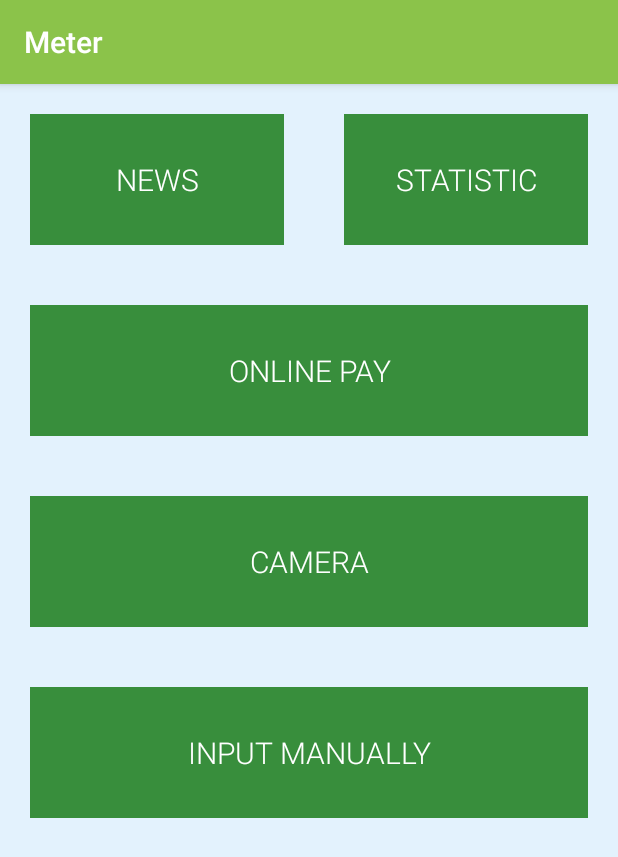
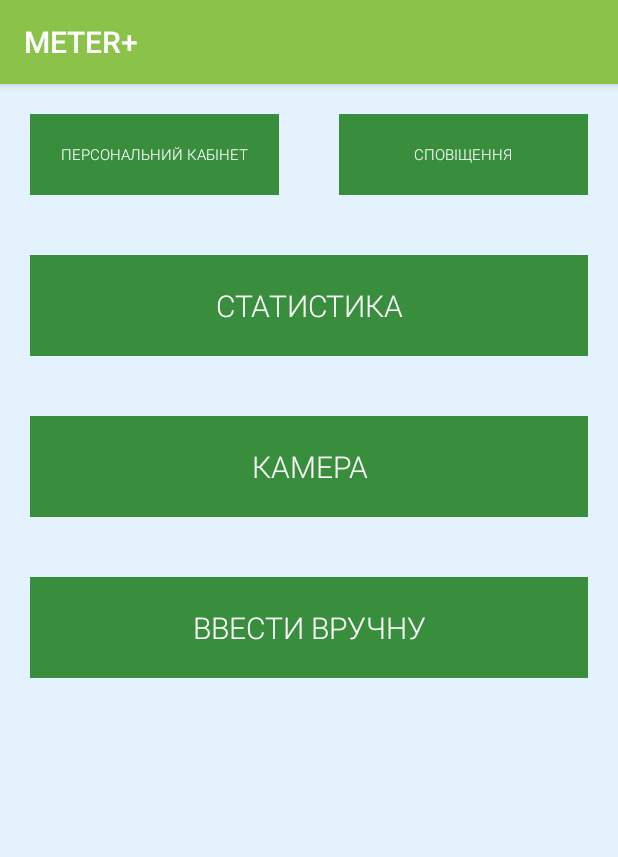
Before and after one commit to khadai/Meter-plus, an Android app: the screen it shows after launch (MainMenu), on a phone screen of 412 x 824 dp. Shown: the top 857 px of the screen. Run offline under Robolectric (Android 15) with nearby library versions, the phone set to English and light mode, and no system bars.

Commit message:
fixed bugs, added Ukrainian

```diff
--- a/app/src/main/java/com/example/android/meter/InputManually.java
+++ b/app/src/main/java/com/example/android/meter/InputManually.java
@@ -13,7 +13,7 @@ public class InputManually extends AppCompatActivity {
         setContentView(R.layout.activity_input_manually);
     }
 
-    public void openManuallElectricityMenu (View view){
+    public void openManualElectricityMenu (View view){
         Intent i = new Intent(this, ManualElectricity.class);
         startActivity(i);
     }
--- a/app/src/main/java/com/example/android/meter/MainMenu.java
+++ b/app/src/main/java/com/example/android/meter/MainMenu.java
@@ -18,5 +18,9 @@ public class MainMenu extends AppCompatActivity {
         startActivity(i);
     }
 
+    public void openPersonalInfoActivity (View view){
+        Intent i = new Intent(this, PersonalInfoActivity.class);
+        startActivity(i);
+    }
 
 }
--- a/app/src/main/res/layout/activity_main_menu.xml
+++ b/app/src/main/res/layout/activity_main_menu.xml
@@ -1,5 +1,5 @@
 <?xml version="1.0" encoding="utf-8"?>
-<RelativeLayout xmlns:android="http://schemas.android.com/apk/res/android"
+<LinearLayout xmlns:android="http://schemas.android.com/apk/res/android"
     xmlns:app="http://schemas.android.com/apk/res-auto"
     xmlns:tools="http://schemas.android.com/tools"
     android:name="MainActivity"
@@ -7,97 +7,61 @@
     android:layout_height="match_parent"
     android:background="#e3f2fd"
     android:label="@string/app_name"
+    android:orientation="vertical"
     android:theme="@android:style/Theme.Black.NoTitleBar"
     tools:context=".MainMenu">
-
-
-    <LinearLayout
-        android:id="@+id/buttonPanel"
-        android:layout_width="match_parent"
-        android:layout_height="wrap_content"
-        android:layout_weight="1"
-        android:background="#e3f2fd"
-        android:orientation="horizontal">
-
-        <Button
-            android:id="@+id/news_button"
-            android:layout_width="wrap_content"
-            android:layout_height="wrap_content"
-            android:layout_alignParentLeft="true"
-            android:layout_margin="20dp"
-            android:layout_weight="1"
-            android:background="#388e3c"
-            android:fontFamily="sans-serif-light"
-            android:padding="30dp"
-            android:text="News"
-            android:textAllCaps="true"
-            android:textColor="#ffffff"
-            android:textSize="20dp" />
-
-        <Button
-            android:layout_width="wrap_content"
-            android:layout_height="match_parent"
-            android:layout_margin="20dp"
-            android:layout_weight="1"
-            android:background="#388e3c"
-            android:fontFamily="sans-serif-light"
-            android:padding="7dp"
-            android:text="Statistic"
-            android:textAllCaps="true"
-            android:textColor="#ffffff"
-            android:textSize="20sp" />
-
-    </LinearLayout>
 
     <LinearLayout
         android:layout_width="match_parent"
         android:layout_height="wrap_content"
-        android:layout_below="@id/buttonPanel"
-        android:layout_weight="9"
-        android:background="#e3f2fd"
-        android:orientation="vertical">
+        android:orientation="horizontal">
+        <Button
+            android:id="@+id/personal_account_button"
+            style="@style/ButtonStyle"
+            android:layout_weight="1"
+            android:layout_height="wrap_content"
+            android:onClick="openPersonalInfoActivity"
+            android:padding="20dp"
+            android:text="Персональний кабінет"
+            android:textSize="10sp" />
 
         <Button
-            android:layout_width="match_parent"
+            android:id="@+id/news_button"
+            style="@style/ButtonStyle"
             android:layout_height="wrap_content"
-            android:layout_alignParentLeft="true"
-            android:layout_margin="20dp"
-            android:background="#388e3c"
-            android:fontFamily="sans-serif-light"
-            android:padding="30dp"
-            android:text="Online pay"
-            android:textAllCaps="true"
-            android:textColor="#ffffff"
-            android:textSize="20dp" />
+            android:padding="20dp"
+            android:layout_weight="1"
+            android:text="Сповіщення"
+            android:textSize="10sp" />
+
+
+    </LinearLayout>
+
 
     <Button
-            android:layout_width="match_parent"
+        style="@style/ButtonStyle"
         android:layout_height="wrap_content"
-            android:layout_alignParentLeft="true"
         android:layout_margin="20dp"
-            android:layout_weight="1"
-            android:background="#388e3c"
-            android:fontFamily="sans-serif-light"
-            android:padding="30dp"
-            android:text="Camera"
-            android:textAllCaps="true"
-            android:textColor="#ffffff"
-            android:textSize="20dp" />
+        android:padding="20dp"
+        android:text="Статистика"
+        android:textSize="20sp" />
+
 
     <Button
-            android:id="@+id/button"
-            android:layout_width="match_parent"
+        style="@style/ButtonStyle"
         android:layout_height="wrap_content"
-            android:layout_alignParentLeft="true"
-            android:layout_margin="20dp"
-            android:layout_weight="1"
-            android:background="#388e3c"
-            android:fontFamily="sans-serif-light"
-            android:padding="30dp"
-            android:text="Input manually"
-            android:textAllCaps="true"
-            android:textColor="#ffffff"
+        android:padding="20dp"
+        android:text="Камера"
+        android:textSize="20sp" />
+
+    <Button
+        android:id="@+id/button_input"
+        style="@style/ButtonStyle"
+        android:layout_height="wrap_content"
         android:onClick="openInputManuallyMenu"
-            android:textSize="20dp" />
+        android:padding="20dp"
+        android:text="Ввести вручну"
+        android:textSize="20sp" />
+
+
 </LinearLayout>
-</RelativeLayout>
--- a/app/src/main/res/values/strings.xml
+++ b/app/src/main/res/values/strings.xml
@@ -1,3 +1,4 @@
 <resources>
-    <string name="app_name">Meter</string>
+    <string name="app_name">METER+</string>
+
 </resources>
--- a/build.gradle
+++ b/build.gradle
@@ -7,7 +7,7 @@ buildscript {
         jcenter()
     }
     dependencies {
-        classpath 'com.android.tools.build:gradle:3.0.1'
+        classpath 'com.android.tools.build:gradle:3.1.0'
 
 
         // NOTE: Do not place your application dependencies here; they belong
--- a/gradle.properties
+++ b/gradle.properties
@@ -11,6 +11,8 @@
 # The setting is particularly useful for tweaking memory settings.
 org.gradle.jvmargs=-Xmx1536m
 
+
+
 # When configured, Gradle will run in incubating parallel mode.
 # This option should only be used with decoupled projects. More details, visit
 # http://www.gradle.org/docs/current/userguide/multi_project_builds.html#sec:decoupled_projects
```
Also changed, not shown: app/src/main/AndroidManifest.xml (+5 -2 lines), app/src/main/java/com/example/android/meter/AccountActivity.java (+4 -4 lines), app/src/main/java/com/example/android/meter/ManualElectricity.java (+18 -9 lines), app/src/main/res/layout/activity_account.xml (+28 -7 lines), app/src/main/res/layout/activity_input_manually.xml (+5 -5 lines), app/src/main/res/layout/activity_manual_electricity.xml (+6 -24 lines), app/src/main/res/layout/activity_manual_gas.xml (+3 -17 lines), app/src/main/res/layout/activity_personal_info.xml (+27 -6 lines), app/src/main/res/values/styles.xml (+7 -0 lines), gradle/wrapper/gradle-wrapper.properties, 1 other file. Lines whose indentation alone changed are shown as unchanged.
